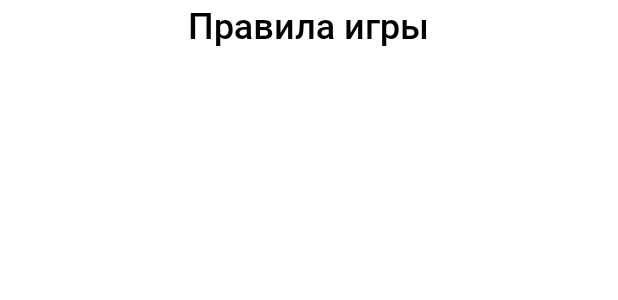
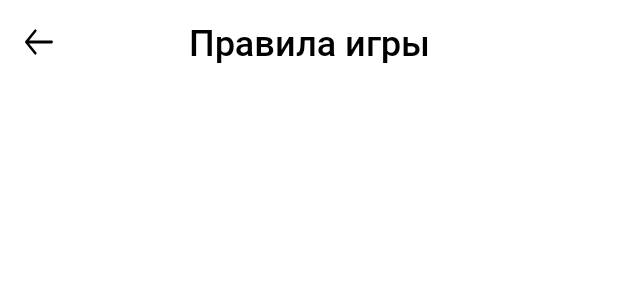
Before and after one commit to LightLLawliet/AliasGame, an Android app: the layout rules_fragment.xml on its own in the app's theme, with its tools: preview values and no code run, on a phone screen of 412 x 824 dp. Shown: the top 300 px of the screen. Run offline under Robolectric (Android 15) with nearby library versions, the phone set to English and light mode, and no system bars.

```diff
--- a/app/src/main/java/com/example/alias/presentation/MainGameFragment.kt
+++ b/app/src/main/java/com/example/alias/presentation/MainGameFragment.kt
@@ -34,8 +34,8 @@ class MainGameFragment : Fragment() {
         val titleText = view.findViewById<TextView>(R.id.titleText)
 
         startButton.setOnClickListener {
+            titleText.visibility = View.GONE
             textView.visibility = View.GONE
-            titleText.visibility = View.GONE
             startButton.text = getString(R.string.next_riddle)
             startButton.isEnabled = false
             showButton.isEnabled = false
@@ -44,6 +44,7 @@ class MainGameFragment : Fragment() {
 
         val riddleUiCallback = object : RiddleUiCallback {
             override fun provideRiddle(riddle: String) {
+                textView.visibility = View.GONE
                 startButton.isEnabled = true
                 startButton.visibility = View.VISIBLE
                 titleText.visibility = View.VISIBLE
--- a/app/src/main/res/layout/rules_fragment.xml
+++ b/app/src/main/res/layout/rules_fragment.xml
@@ -5,9 +5,25 @@
     android:layout_width="match_parent"
     android:layout_height="match_parent">
 
-    <TextView
-        android:layout_gravity="center"
-        android:text="@string/rulesTitleText"
-        style="@style/fragmentTitle" />
+    <androidx.appcompat.widget.Toolbar
+        android:layout_width="match_parent"
+        android:layout_height="wrap_content"
+        android:orientation="horizontal">
+
+        <ImageView
+            android:id="@+id/backButton"
+            android:layout_width="wrap_content"
+            android:layout_height="wrap_content"
+            android:src="@drawable/ic_arrow"
+            android:contentDescription="@string/back_button" />
+
+        <TextView
+            style="@style/fragmentTitle"
+            android:layout_width="wrap_content"
+            android:layout_height="wrap_content"
+            android:layout_gravity="center"
+            android:text="@string/rulesTitleText" />
+    </androidx.appcompat.widget.Toolbar>
+
 
 </LinearLayout>
```
